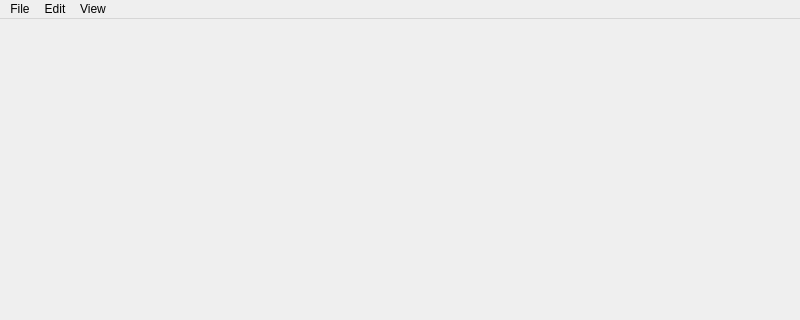
The window that src/umleditor/mvc_view/gui_view/uml.ui (mucsci-students/2024sp-420-PythonA) describes before a commit, drawn with Qt 5; both pictures show x 0 to 800 and y 0 to 320 of the 800 by 600 pixel window.
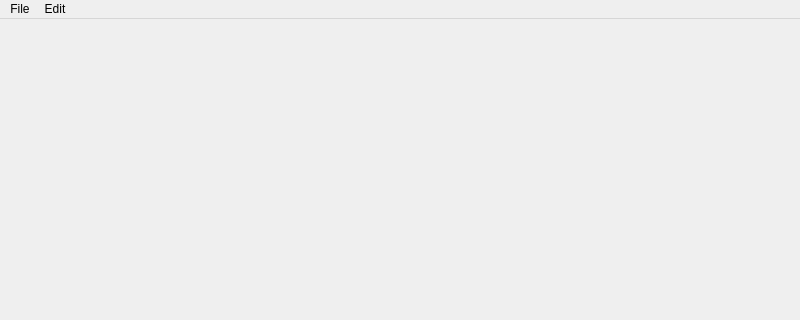
The same window after the commit.

Commit message: Adding multi lists within class card

The edit to the form file:
```diff
--- a/src/umleditor/mvc_view/gui_view/uml.ui
+++ b/src/umleditor/mvc_view/gui_view/uml.ui
@@ -48,16 +48,8 @@
     </property>
     <addaction name="actionAdd_Class"/>
    </widget>
-   <widget class="QMenu" name="menuView">
-    <property name="title">
-     <string>View</string>
-    </property>
-    <addaction name="actionList"/>
-    <addaction name="actionHelp"/>
-   </widget>
    <addaction name="menuFile"/>
    <addaction name="menuEdit"/>
-   <addaction name="menuView"/>
   </widget>
   <widget class="QStatusBar" name="statusbar"/>
   <action name="actionSave">
```
Left out of the diff: 8 changed lines with no effect on the pictures. The commit also changes 4 other files.
